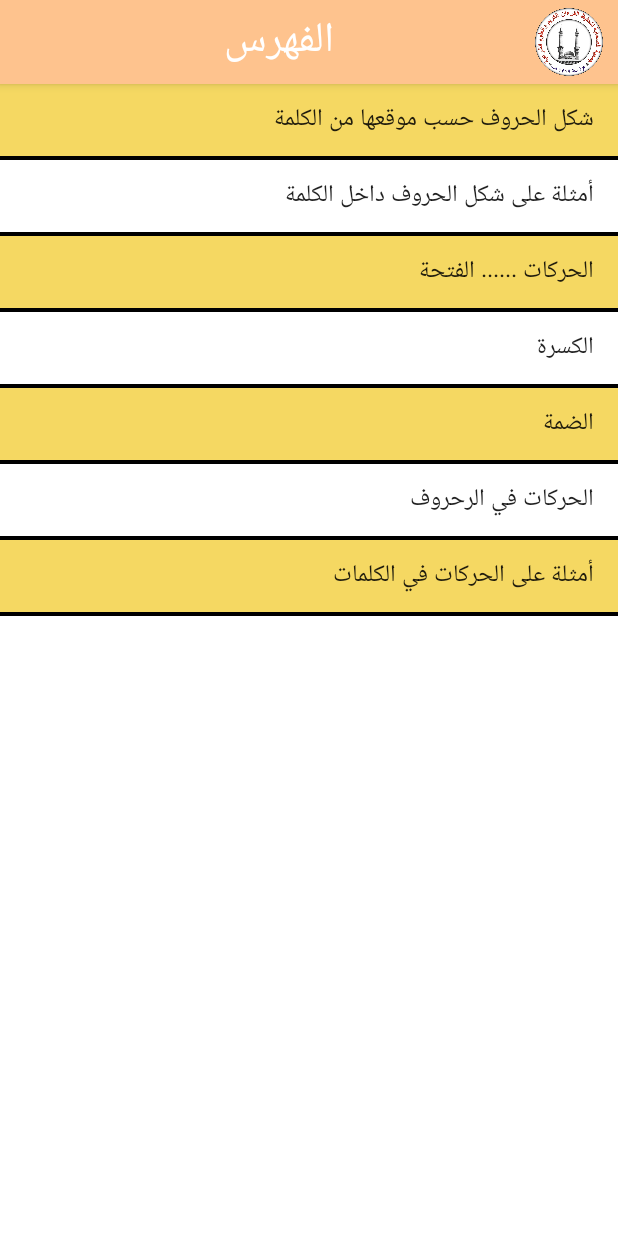
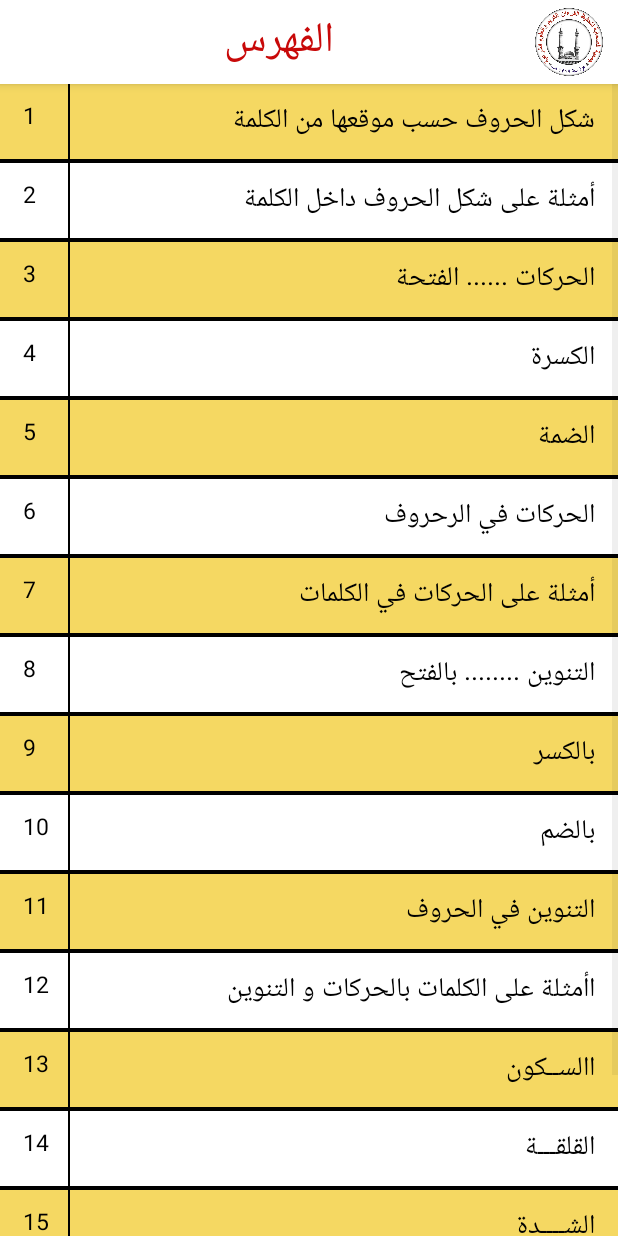
Before and after one commit to EngIbrahimIssa/HebaProject, an Android app: the MenuActivity screen opened directly, with no data from a screen before it, on a phone screen of 412 x 824 dp. Run offline under Robolectric (Android 15) with nearby library versions, the phone set to English and light mode, and no system bars.

Commit message:
version code +4

```diff
--- a/app/src/main/AndroidManifest.xml
+++ b/app/src/main/AndroidManifest.xml
@@ -14,6 +14,7 @@
         tools:targetApi="31">
         <activity
             android:name=".MenuActivity"
+            android:theme="@style/AppThemeNoActionBar"
             android:exported="false">
             <meta-data
                 android:name="android.app.lib_name"
--- /dev/null
+++ b/app/src/main/java/com/example/finalproject/DataModel.java
@@ -0,0 +1,21 @@
+package com.example.finalproject;
+
+public class DataModel {
+
+    String name;
+    String url;
+
+    public DataModel(String name , String url){
+        this.name = name;
+        this.url = url;
+
+    }
+
+    public String getName() {
+        return name;
+    }
+
+    public String getUrl() {
+        return url;
+    }
+}
--- a/app/src/main/java/com/example/finalproject/MenuActivity.java
+++ b/app/src/main/java/com/example/finalproject/MenuActivity.java
@@ -7,8 +7,11 @@ import android.graphics.Color;
 import android.os.Bundle;
 import android.view.View;
 import android.view.ViewGroup;
+import android.widget.AdapterView;
 import android.widget.ArrayAdapter;
 import android.widget.ListView;
+
+import com.google.android.material.snackbar.Snackbar;
 
 import java.util.ArrayList;
 import java.util.Arrays;
@@ -18,50 +21,40 @@ public class MenuActivity extends AppCompatActivity {
 
     ListView list_item;
     ArrayList arrayList = new ArrayList<>();
+    ArrayList<DataModel> dataModels;
+    MenuAdapter adapter;
+
     @SuppressLint("MissingInflatedId")
     @Override
     protected void onCreate(Bundle savedInstanceState) {
         super.onCreate(savedInstanceState);
         setContentView(R.layout.activity_menu);
 
-        list_item =findViewById(R.id.list_item);
+        list_item = findViewById(R.id.list_item);
+        dataModels= new ArrayList<>();
 
-        arrayList.add("شكل الحروف حسب موقعها من الكلمة");
-        arrayList.add("أمثلة على شكل الحروف داخل الكلمة");
-        arrayList.add("الحركات ...... الفتحة");
-        arrayList.add("الكسرة");
-        arrayList.add("الضمة");
-        arrayList.add("الحركات في الرحروف");
-        arrayList.add("أمثلة على الحركات في الكلمات");
-
-        // Create a List from String Array elements
-        final ArrayList<String> fruits_list = new ArrayList<String>(arrayList);
-
-        // Create an ArrayAdapter from List
-        final ArrayAdapter<String> arrayAdapter = new ArrayAdapter<String>
-                (this, android.R.layout.simple_list_item_1, fruits_list);
-
-        // DataBind ListView with items from ArrayAdapter
-        list_item.setAdapter(arrayAdapter);
+        dataModels.add(new DataModel("شكل الحروف حسب موقعها من الكلمة", ""));
+        dataModels.add(new DataModel("أمثلة على شكل الحروف داخل الكلمة",""));
+        dataModels.add(new DataModel("الحركات ...... الفتحة",""));
+        dataModels.add(new DataModel("الكسرة",""));
+        dataModels.add(new DataModel("الضمة",""));
+        dataModels.add(new DataModel("الحركات في الرحروف",""));
+        dataModels.add(new DataModel("أمثلة على الحركات في الكلمات",""));
+        dataModels.add(new DataModel("التنوين ........ بالفتح",""));
+        dataModels.add(new DataModel("بالكسر",""));
+        dataModels.add(new DataModel("بالضم",""));
+        dataModels.add(new DataModel("التنوين في الحروف",""));
+        dataModels.add(new DataModel("اأمثلة على الكلمات بالحركات و التنوين",""));
+        dataModels.add(new DataModel("االســكون",""));
+        dataModels.add(new DataModel("القلقـــة",""));
+        dataModels.add(new DataModel("الشــــدة",""));
+        dataModels.add(new DataModel("الغنــــة",""));
+        dataModels.add(new DataModel("الهــمـزة",""));
 
 
-        list_item.setAdapter(new ArrayAdapter<String>(this, android.R.layout.simple_list_item_1, arrayList) {
-            @Override
-            public View getView(int position, View convertView, ViewGroup parent) {
-                View row = super.getView(position, convertView, parent);
+        adapter = new MenuAdapter(dataModels,getApplicationContext());
+        list_item.setAdapter(adapter);
 
-                if(position %2 != 1)
-                {
-                    // do something change color
-                    row.setBackgroundColor(Color.parseColor("#f5d862")); // some color
-                }
-                else
-                {
-                    // default state
-                    row.setBackgroundColor (Color.WHITE); // default coloe
-                }
-                return row;
-            }
-        });
+
     }
 }
--- /dev/null
+++ b/app/src/main/java/com/example/finalproject/MenuAdapter.java
@@ -0,0 +1,68 @@
+package com.example.finalproject;
+
+import android.content.Context;
+import android.graphics.Color;
+import android.view.LayoutInflater;
+import android.view.View;
+import android.view.ViewGroup;
+import android.widget.ArrayAdapter;
+import android.widget.TextView;
+import java.util.ArrayList;
+
+public class MenuAdapter  extends ArrayAdapter<DataModel> implements View.OnClickListener{
+
+    private ArrayList<DataModel> dataSet;
+    Context mContext;
+
+    private static class ViewHolder {
+        TextView txtName , txtNum;
+        String url,num;
+
+    }
+
+    public MenuAdapter(ArrayList<DataModel> data, Context context) {
+        super(context, R.layout.row_item, data);
+        this.dataSet = data;
+        this.mContext=context;
+
+    }
+
+
+    @Override
+    public void onClick(View view) {
+
+    }
+
+
+    @Override
+    public View getView(int position, View convertView, ViewGroup parent) {
+        DataModel dataModel = getItem(position);
+        ViewHolder viewHolder; // view lookup cache stored in tag
+            viewHolder = new ViewHolder();
+            LayoutInflater inflater = LayoutInflater.from(getContext());
+            convertView = inflater.inflate(R.layout.row_item, parent, false);
+
+        if(position %2 != 1)
+        {
+            convertView.setBackgroundColor(Color.parseColor("#f5d862")); // some color
+        }
+        else
+        {
+            // default state
+            convertView.setBackgroundColor (Color.WHITE); // default coloe
+        }
+            viewHolder.txtName =  convertView.findViewById(R.id.name);
+            viewHolder.txtNum =  convertView.findViewById(R.id.num);
+
+            viewHolder.num = String.valueOf(position+1);
+
+           convertView.setTag(viewHolder);
+
+
+
+        viewHolder.txtName.setText(dataModel.getName());
+        viewHolder.txtNum.setText(viewHolder.num);
+        // Return the completed view to render on screen
+        return convertView;
+    }
+}
--- a/app/src/main/res/layout/activity_menu.xml
+++ b/app/src/main/res/layout/activity_menu.xml
@@ -17,7 +17,7 @@
             android:id="@+id/toolbar"
             android:layout_width="match_parent"
             android:layout_height="?attr/actionBarSize"
-            android:background="#fec38e"
+            android:background="#ffffff"
             app:popupTheme="@style/AppTheme.PopupOverlay" >
 
             <LinearLayout
@@ -32,7 +32,7 @@
                     android:layout_width="match_parent"
                     android:layout_height="wrap_content"
                     android:gravity="center"
-                    android:textColor="@color/white"
+                    android:textColor="#C80909"
                     android:layout_weight="1"
                     android:textSize="28dp"
                     android:text="الفهرس"/>
--- /dev/null
+++ b/app/src/main/res/layout/row_item.xml
@@ -0,0 +1,32 @@
+<?xml version="1.0" encoding="utf-8"?>
+<LinearLayout
+    xmlns:android="http://schemas.android.com/apk/res/android"
+    android:layout_width="match_parent"
+    android:layout_height="50dp"
+    android:gravity="center"
+    android:paddingEnd="15dp"
+    android:paddingStart="15dp"
+    android:orientation="horizontal">
+
+    <TextView
+        android:id="@+id/num"
+        android:layout_width="30dp"
+        android:layout_height="30dp"
+        android:textSize="15dp"
+        android:textColor="@color/black"/>
+
+    <View
+        android:layout_width="1dp"
+        android:layout_height="60dp"
+        android:background="@color/black"/>
+    <TextView
+        android:id="@+id/name"
+        android:layout_width="match_parent"
+        android:layout_height="wrap_content"
+        android:textColor="@color/black"
+        android:layout_weight="1"
+        android:textSize="18dp"
+       />
+
+
+</LinearLayout>
--- a/app/src/main/res/values/themes.xml
+++ b/app/src/main/res/values/themes.xml
@@ -17,8 +17,6 @@
     <style name="AppThemeNoActionBar" parent="Theme.AppCompat.Light.NoActionBar">
         <item name="windowActionBar">false</item>
         <item name="windowNoTitle">true</item>
-        <item name="android:windowTranslucentStatus">true</item>
-        <item name="android:windowTranslucentNavigation">true</item>
     </style>
     <style name="AppTheme.AppBarOverlay" parent="ThemeOverlay.AppCompat.Dark.ActionBar" />
 
```
